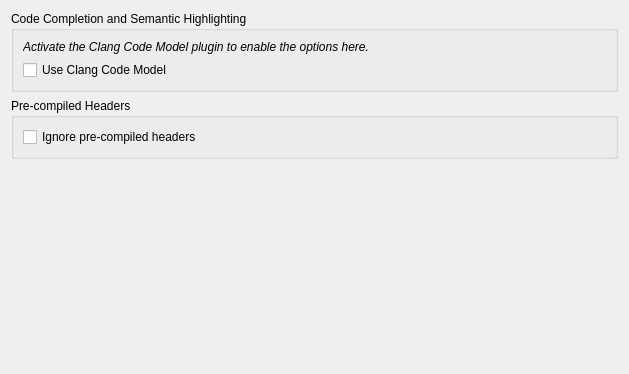
Old version of the form src/plugins/cpptools/cppcodemodelsettingspage.ui in the repository qt-creator/qt-creator.
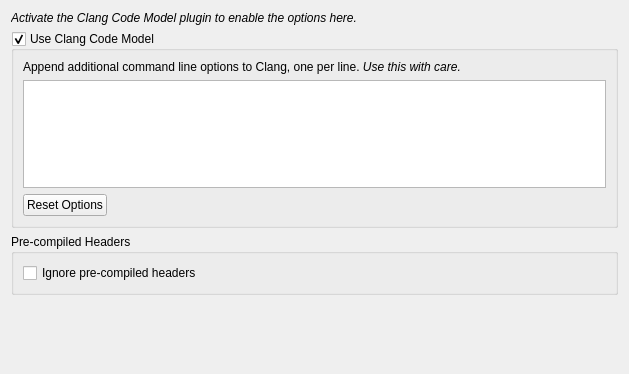
New version of the form.

Commit message:
Clang: Allow to provide extra command line options
This can be used to experiment with clang options that e.g. affect
diagnostics.

Changes take effect on editor re-open.

```diff
--- a/src/plugins/cpptools/cppcodemodelsettingspage.ui
+++ b/src/plugins/cpptools/cppcodemodelsettingspage.ui
@@ -15,27 +15,54 @@
   </property>
   <layout class="QVBoxLayout" name="verticalLayout_2">
    <item>
-    <widget class="QGroupBox" name="theGroupBox">
+    <widget class="QLabel" name="activateClangCodeModelPluginHint">
+     <property name="text">
+      <string>&lt;i&gt;Activate the Clang Code Model plugin to enable the options here.&lt;/i&gt;</string>
+     </property>
+    </widget>
+   </item>
+   <item>
+    <widget class="QGroupBox" name="clangSettingsGroupBox">
      <property name="title">
-      <string>Code Completion and Semantic Highlighting</string>
+      <string>Use Clang Code Model</string>
      </property>
-     <layout class="QFormLayout" name="formLayout">
-      <property name="fieldGrowthPolicy">
-       <enum>QFormLayout::AllNonFixedFieldsGrow</enum>
-      </property>
-      <item row="1" column="0">
-       <widget class="QCheckBox" name="useClangCheckBox">
+     <property name="checkable">
+      <bool>true</bool>
+     </property>
+     <layout class="QVBoxLayout" name="verticalLayout_3">
+      <item>
+       <widget class="QLabel" name="clangOptionsGeneralHintLabel">
         <property name="text">
-         <string>Use Clang Code Model</string>
+         <string>Append additional command line options to Clang, one per line. &lt;i&gt;Use this with care.&lt;/i&gt;</string>
         </property>
        </widget>
       </item>
-      <item row="0" column="0">
-       <widget class="QLabel" name="activateClangCodeModelPluginHint">
-        <property name="text">
-         <string>&lt;i&gt;Activate the Clang Code Model plugin to enable the options here.&lt;/i&gt;</string>
-        </property>
-       </widget>
+      <item>
+       <widget class="QPlainTextEdit" name="clangOptionsToAppendTextEdit"/>
+      </item>
+      <item>
+       <layout class="QHBoxLayout" name="horizontalLayout">
+        <item>
+         <widget class="QPushButton" name="clangOptionsResetButton">
+          <property name="text">
+           <string>Reset Options</string>
+          </property>
+         </widget>
+        </item>
+        <item>
+         <spacer name="horizontalSpacer">
+          <property name="orientation">
+           <enum>Qt::Horizontal</enum>
+          </property>
+          <property name="sizeHint" stdset="0">
+           <size>
+            <width>40</width>
+            <height>20</height>
+           </size>
+          </property>
+         </spacer>
+        </item>
+       </layout>
       </item>
      </layout>
     </widget>
```
The commit also changes 7 other files.
